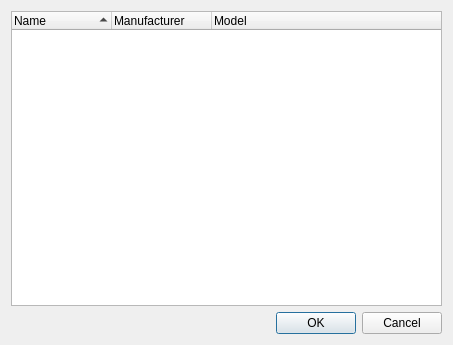
Old version of the form trunk/ui/src/fixtureselection.ui in the repository Bondzio/qlc.
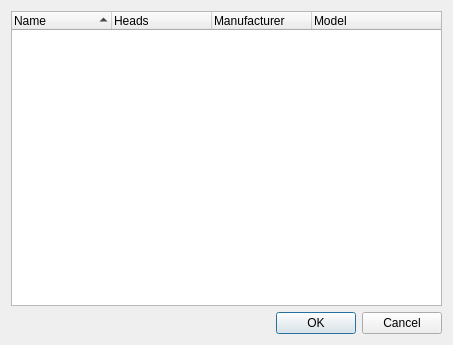
New version of the form.

```diff
--- a/trunk/ui/src/fixtureselection.ui
+++ b/trunk/ui/src/fixtureselection.ui
@@ -39,12 +39,17 @@
       </property>
      </column>
      <column>
-      <property name="text" >
+      <property name="text">
+       <string>Heads</string>
+      </property>
+     </column>
+     <column>
+      <property name="text">
        <string>Manufacturer</string>
       </property>
      </column>
      <column>
-      <property name="text" >
+      <property name="text">
        <string>Model</string>
       </property>
      </column>
```
Left out of the diff: 41 changed lines with no effect on the pictures.
